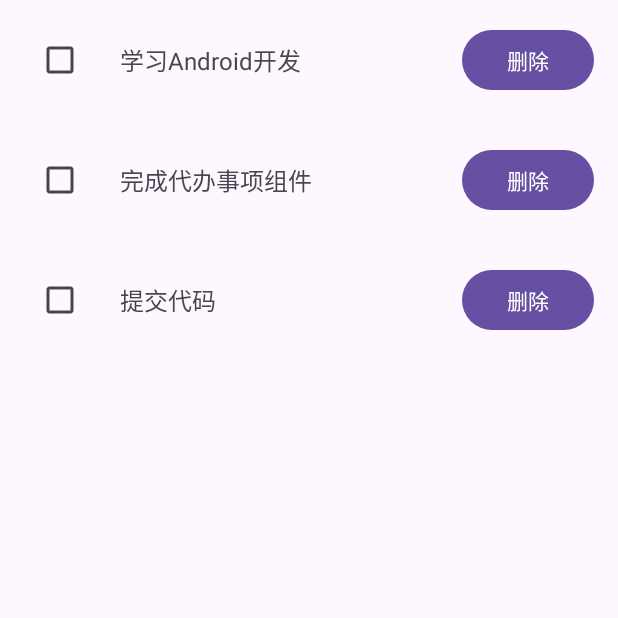
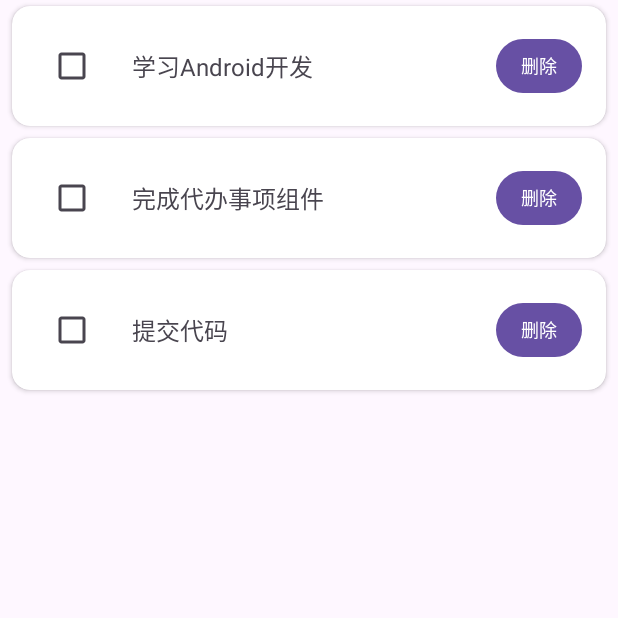
Before and after one commit to ZanytriumPH/todo, an Android app: the screen it shows after launch (MainActivity), on a phone screen of 412 x 824 dp, the top half of it. Run offline under Robolectric (Android 15) with nearby library versions, the phone set to English and light mode, and no system bars.

Commit message:
小小美化了一下item_todo.xml

```diff
--- a/app/src/main/res/layout/item_todo.xml
+++ b/app/src/main/res/layout/item_todo.xml
@@ -1,6 +1,18 @@
 <?xml version="1.0" encoding="utf-8"?>
-<androidx.constraintlayout.widget.ConstraintLayout xmlns:android="http://schemas.android.com/apk/res/android"
+<androidx.cardview.widget.CardView xmlns:android="http://schemas.android.com/apk/res/android"
     xmlns:app="http://schemas.android.com/apk/res-auto"
+    xmlns:tools="http://schemas.android.com/tools"
+    android:layout_width="match_parent"
+    android:layout_height="wrap_content"
+    android:layout_marginStart="8dp"
+    android:layout_marginEnd="8dp"
+    android:layout_marginTop="4dp"
+    android:layout_marginBottom="4dp"
+    app:cardCornerRadius="12dp"
+    app:cardElevation="2dp"
+    app:cardBackgroundColor="@android:color/white">
+
+    <androidx.constraintlayout.widget.ConstraintLayout
         android:layout_width="match_parent"
         android:layout_height="wrap_content"
         android:padding="16dp"
@@ -12,6 +24,7 @@
             android:id="@+id/cb_todo"
             android:layout_width="wrap_content"
             android:layout_height="wrap_content"
+
             app:layout_constraintStart_toStartOf="parent"
             app:layout_constraintTop_toTopOf="parent"
             app:layout_constraintBottom_toBottomOf="parent"/>
@@ -24,6 +37,7 @@
             android:layout_marginStart="16dp"
             android:layout_marginEnd="16dp"
             android:textSize="16sp"
+
             android:text="代办事项内容"
             app:layout_constraintStart_toEndOf="@id/cb_todo"
             app:layout_constraintTop_toTopOf="parent"
@@ -33,11 +47,17 @@
         <!-- 删除按钮 -->
         <Button
             android:id="@+id/btn_delete"
-    android:layout_width="wrap_content"
-    android:layout_height="wrap_content"
+            android:layout_width="57dp"
+            android:layout_height="44dp"
+            android:paddingStart="12dp"
+            android:paddingEnd="12dp"
             android:text="删除"
+
+            android:textColor="@android:color/white"
+            android:textSize="12sp"
+            app:layout_constraintBottom_toBottomOf="parent"
             app:layout_constraintEnd_toEndOf="parent"
-    app:layout_constraintTop_toTopOf="parent"
-    app:layout_constraintBottom_toBottomOf="parent"/>
+            app:layout_constraintTop_toTopOf="parent" />
 
     </androidx.constraintlayout.widget.ConstraintLayout>
+</androidx.cardview.widget.CardView>
```
Lines whose indentation alone changed are shown as unchanged.
